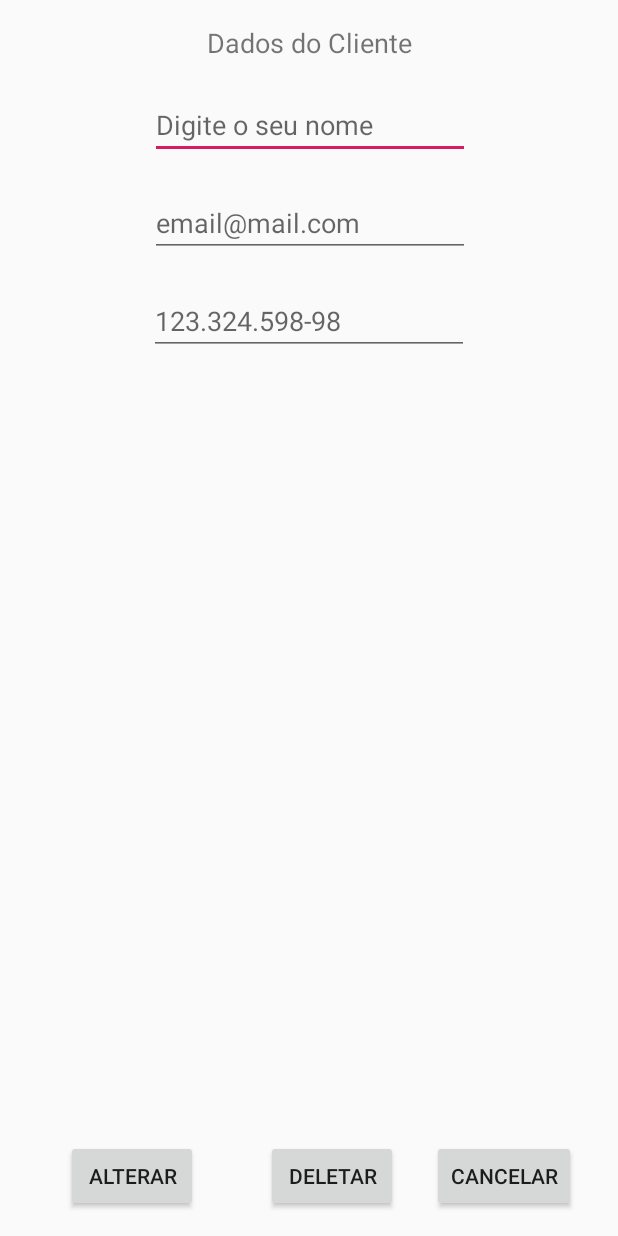
After one commit to WesleiDev/CrudRealmJava, an Android app: the layout activity_edit_client.xml on its own in the app's theme, with its tools: preview values and no code run, on a phone screen of 412 x 824 dp. The commit adds this screen. Run offline under Robolectric (Android 15) with nearby library versions, the phone set to English and light mode, and no system bars.

Commit message:
CRUD Finalizado

```diff
--- a/app/src/main/AndroidManifest.xml
+++ b/app/src/main/AndroidManifest.xml
@@ -17,7 +17,8 @@
                 <category android:name="android.intent.category.LAUNCHER" />
             </intent-filter>
         </activity>
-        <activity android:name=".AddClientActivity"></activity>
+        <activity android:name=".AddClientActivity" />
+        <activity android:name=".EditClientActivity"></activity>
     </application>
 
 </manifest>
--- a/app/src/main/java/interativasistemas/com/crudrealm/ClientsAdapter.java
+++ b/app/src/main/java/interativasistemas/com/crudrealm/ClientsAdapter.java
@@ -29,6 +29,8 @@ public class ClientsAdapter extends RecyclerView.Adapter<ClientHolder> {
         //Adiciona as informações no item
         String name = clientList.get(position).getName();
         holder.clientName.setText(name);//Esta propriedade clienteName é do ClientHolder
+        holder.name     = name;
+        holder.id       = clientList.get(position).getId();
 
     }
 
--- /dev/null
+++ b/app/src/main/res/layout/activity_edit_client.xml
@@ -0,0 +1,100 @@
+<?xml version="1.0" encoding="utf-8"?>
+<android.support.constraint.ConstraintLayout
+    xmlns:android="http://schemas.android.com/apk/res/android"
+    xmlns:app="http://schemas.android.com/apk/res-auto"
+    xmlns:tools="http://schemas.android.com/tools"
+    android:layout_width="match_parent"
+    android:layout_height="match_parent"
+    tools:context=".AddClientActivity">
+
+    <TextView
+        android:id="@+id/textView"
+        android:layout_width="wrap_content"
+        android:layout_height="wrap_content"
+        android:layout_marginStart="8dp"
+        android:layout_marginTop="16dp"
+        android:layout_marginEnd="8dp"
+        android:text="Dados do Cliente"
+        android:textSize="18sp"
+        app:layout_constraintEnd_toEndOf="parent"
+        app:layout_constraintHorizontal_bias="0.502"
+        app:layout_constraintStart_toStartOf="parent"
+        app:layout_constraintTop_toTopOf="parent" />
+
+    <EditText
+        android:id="@+id/nameFieldTXT"
+        android:layout_width="wrap_content"
+        android:layout_height="wrap_content"
+        android:layout_marginStart="8dp"
+        android:layout_marginTop="20dp"
+        android:layout_marginEnd="8dp"
+        android:ems="10"
+        android:hint="Digite o seu nome"
+        android:inputType="textPersonName"
+        app:layout_constraintEnd_toEndOf="parent"
+        app:layout_constraintHorizontal_bias="0.503"
+        app:layout_constraintStart_toStartOf="parent"
+        app:layout_constraintTop_toBottomOf="@+id/textView" />
+
+    <EditText
+        android:id="@+id/emailFieldTXT"
+        android:layout_width="wrap_content"
+        android:layout_height="wrap_content"
+        android:layout_marginStart="8dp"
+        android:layout_marginTop="20dp"
+        android:layout_marginEnd="8dp"
+        android:ems="10"
+        android:hint="email@mail.com"
+        android:inputType="textEmailAddress"
+        app:layout_constraintEnd_toEndOf="parent"
+        app:layout_constraintHorizontal_bias="0.503"
+        app:layout_constraintStart_toStartOf="parent"
+        app:layout_constraintTop_toBottomOf="@+id/nameFieldTXT" />
+
+    <EditText
+        android:id="@+id/cpfFieldTXT"
+        android:layout_width="wrap_content"
+        android:layout_height="wrap_content"
+        android:layout_marginStart="8dp"
+        android:layout_marginTop="20dp"
+        android:layout_marginEnd="8dp"
+        android:ems="10"
+        android:hint="123.324.598-98"
+        android:inputType="textPersonName"
+        app:layout_constraintEnd_toEndOf="parent"
+        app:layout_constraintStart_toStartOf="parent"
+        app:layout_constraintTop_toBottomOf="@+id/emailFieldTXT" />
+
+    <Button
+        android:id="@+id/saveBtn"
+        android:layout_width="wrap_content"
+        android:layout_height="wrap_content"
+        android:layout_marginStart="44dp"
+        android:layout_marginBottom="16dp"
+        android:text="Alterar"
+        app:layout_constraintBottom_toBottomOf="parent"
+        app:layout_constraintStart_toStartOf="parent" />
+
+    <Button
+        android:id="@+id/cancelBtn"
+        android:layout_width="wrap_content"
+        android:layout_height="wrap_content"
+        android:layout_marginEnd="28dp"
+        android:layout_marginBottom="16dp"
+        android:text="Cancelar"
+        app:layout_constraintBottom_toBottomOf="parent"
+        app:layout_constraintEnd_toEndOf="parent" />
+
+    <Button
+        android:id="@+id/btnDelete"
+        android:layout_width="88dp"
+        android:layout_height="wrap_content"
+        android:layout_marginStart="8dp"
+        android:layout_marginEnd="8dp"
+        android:layout_marginBottom="16dp"
+        android:text="Deletar"
+        app:layout_constraintBottom_toBottomOf="parent"
+        app:layout_constraintEnd_toStartOf="@+id/cancelBtn"
+        app:layout_constraintHorizontal_bias="0.721"
+        app:layout_constraintStart_toEndOf="@+id/saveBtn" />
+</android.support.constraint.ConstraintLayout>
--- a/app/src/main/res/layout/client_item.xml
+++ b/app/src/main/res/layout/client_item.xml
@@ -2,8 +2,9 @@
 <android.support.constraint.ConstraintLayout xmlns:android="http://schemas.android.com/apk/res/android"
     xmlns:app="http://schemas.android.com/apk/res-auto"
     xmlns:tools="http://schemas.android.com/tools"
-    android:layout_width="wrap_content"
+    android:layout_width="match_parent"
     android:layout_height="wrap_content"
+    android:background="?android:selectableItemBackground"
     android:padding="15dp">
 
     <TextView
```
Also changed, not shown: app/src/main/java/interativasistemas/com/crudrealm/Client.java (+36 -0 lines), app/src/main/java/interativasistemas/com/crudrealm/ClientHolder.java (+14 -0 lines), app/src/main/java/interativasistemas/com/crudrealm/EditClientActivity.java (added, +72 -0 lines), app/src/main/java/interativasistemas/com/crudrealm/MainActivity.java (+5 -3 lines).
